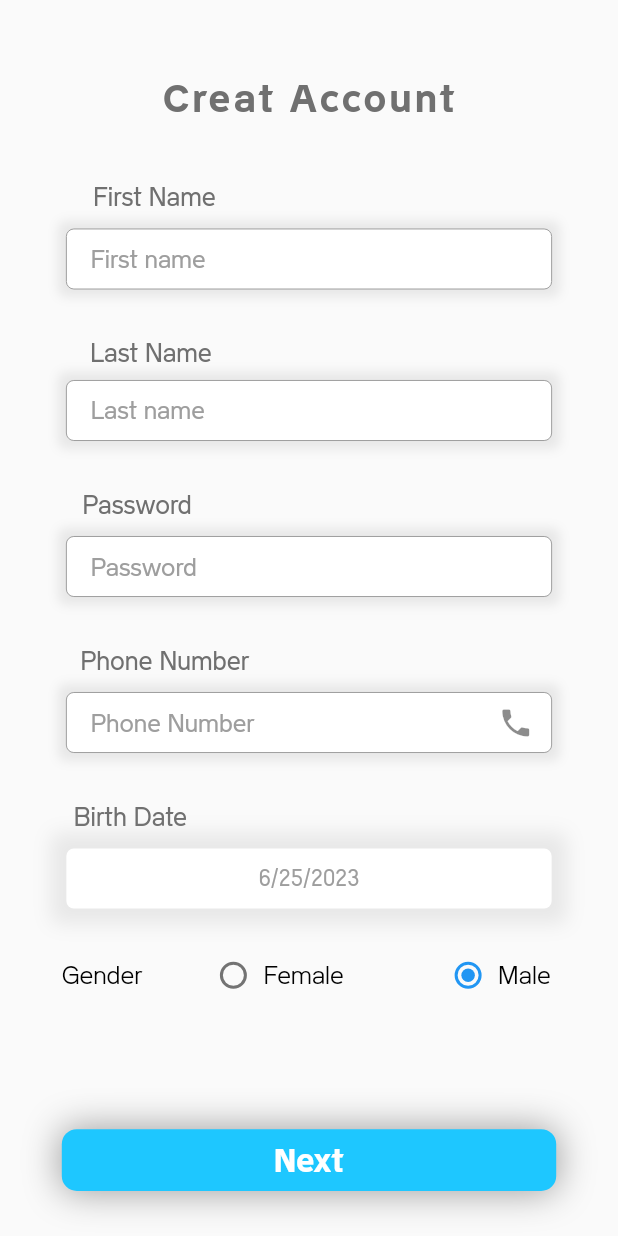
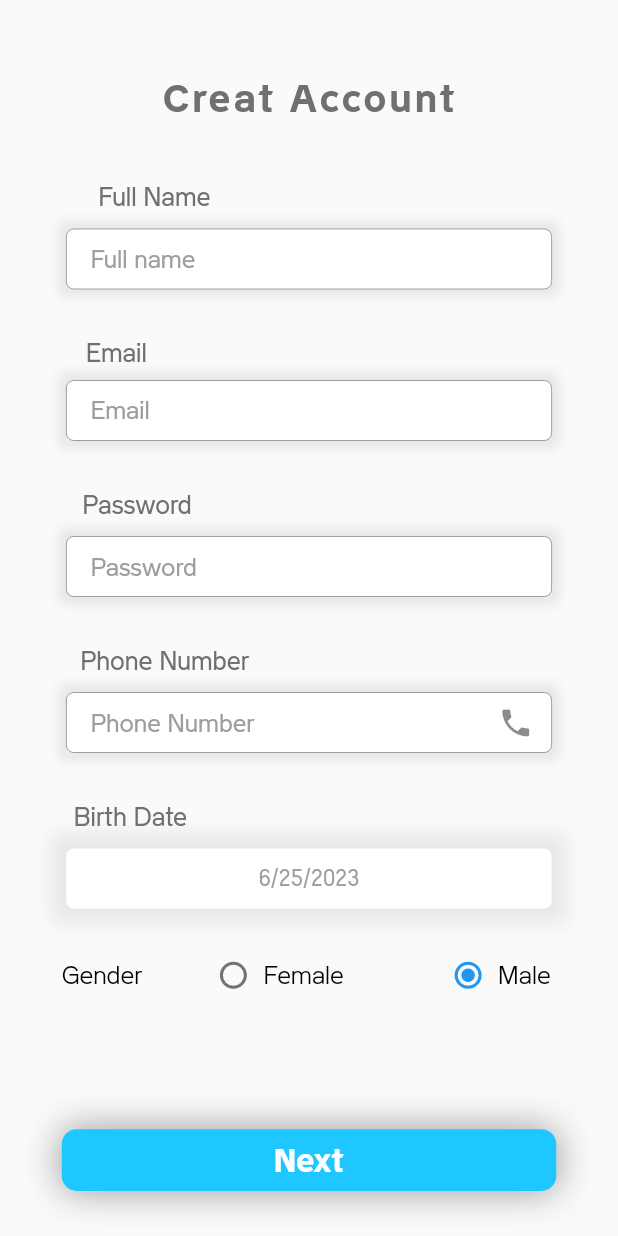
Before and after one commit to azzouzin/One-Place, a Flutter app: the SignupPage screen opened directly, on a phone screen of 412 x 824 dp. Run offline on Flutter 3.47's test engine with Material 2 defaults, Android fonts, the phone set to English and light mode, and no system bars; our stand-ins replace file_picker, flutter_svg, get.

Commit message:
changes for the last day

```diff
--- a/lib/Views/homepage.dart
+++ b/lib/Views/homepage.dart
@@ -29,7 +29,7 @@ class HomePage extends StatelessWidget {
                 ),
                 Padding(
                   padding: EdgeInsets.only(top: Get.height * 0.03),
-                  child: docitem('assets/docpic0.png', 'Dr.Fellahi'),
+                  child: docitem('assets/docpic0.png', 'Dr.Khaled'),
                 ),
                 Padding(
                   padding: EdgeInsets.only(top: Get.height * 0.03),
--- a/lib/Views/signup.dart
+++ b/lib/Views/signup.dart
@@ -72,7 +72,7 @@ class _SignupPagetate extends State<SignupPage> {
                         padding: EdgeInsets.only(
                             bottom: 10, right: Get.size.width * 0.5),
                         child: Text(
-                          "First Name",
+                          "Full Name",
                           style: TextStyle(
                               color: txtclr, fontSize: Get.width * 0.04),
                         ),
@@ -81,7 +81,7 @@ class _SignupPagetate extends State<SignupPage> {
                         screenheight * 0.048596112311,
                         screenwitdh * 0.785219399538,
                         nameController1,
-                        'First name',
+                        'Full name',
                       ),
                       SizedBox(
                         height: screenheight * 0.04,
@@ -90,7 +90,7 @@ class _SignupPagetate extends State<SignupPage> {
                         padding: EdgeInsets.only(
                             bottom: 7, right: Get.size.width * 0.5),
                         child: Text(
-                          "Last Name ",
+                          "Email           ",
                           style: TextStyle(
                               color: txtclr, fontSize: Get.width * 0.04),
                         ),
@@ -99,7 +99,7 @@ class _SignupPagetate extends State<SignupPage> {
                         screenheight * 0.048596112311,
                         screenwitdh * 0.785219399538,
                         surnameController2,
-                        'Last name',
+                        'Email',
                       ),
                       SizedBox(
                         height: screenheight * 0.04,
```
Also changed, not shown: lib/Views/Compenents/bottom_navigation.dart (+8 -1 lines), lib/Views/about doctor page.dart (+15 -0 lines).
